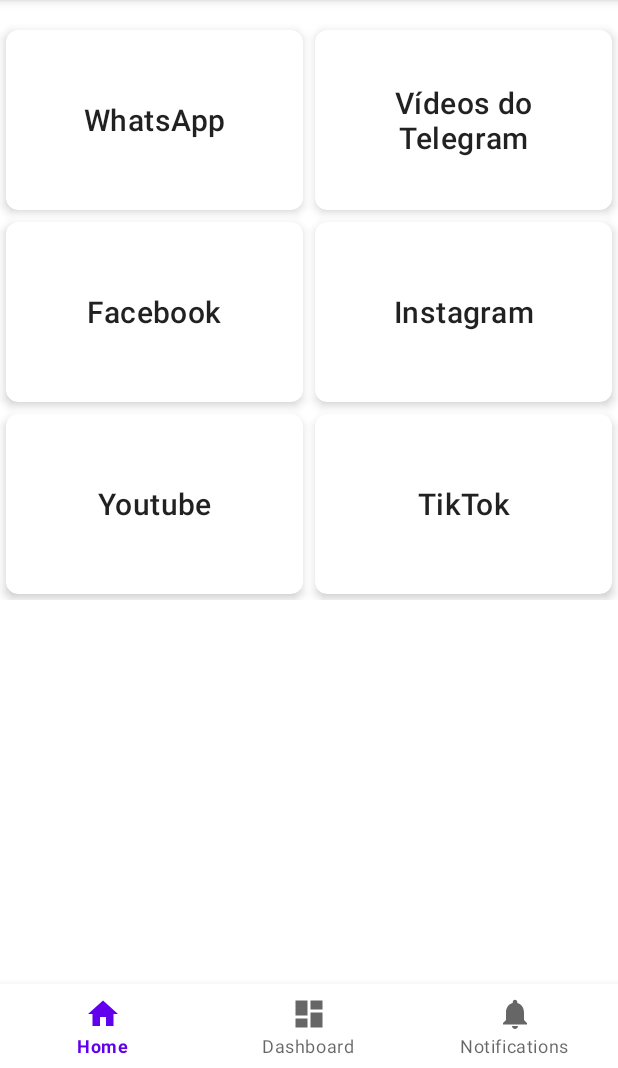
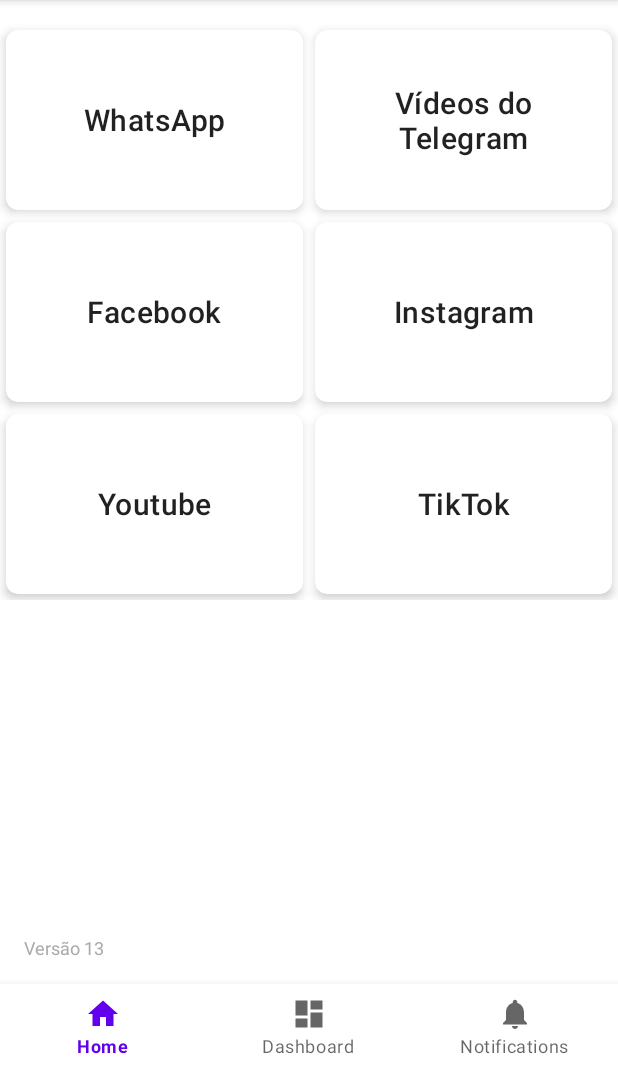
Before and after one commit to Daosilv/AnunciosAndroid, an Android app: the screen it shows after launch (MainActivity), on a phone screen of 412 x 824 dp, the part 168-1236 px from its top. Run offline under Robolectric (Android 15) with nearby library versions, the phone set to English and light mode, and no system bars; our stand-ins replace navigation-ui.

Commit message:
Versão 13: Adicionado indicador de versão centralizado na tela Home

```diff
--- a/app/src/main/res/layout/fragment_home.xml
+++ b/app/src/main/res/layout/fragment_home.xml
@@ -1,10 +1,18 @@
 <?xml version="1.0" encoding="utf-8"?>
-<ScrollView xmlns:android="http://schemas.android.com/apk/res/android"
+<androidx.constraintlayout.widget.ConstraintLayout xmlns:android="http://schemas.android.com/apk/res/android"
     xmlns:app="http://schemas.android.com/apk/res-auto"
     xmlns:tools="http://schemas.android.com/tools"
     android:layout_width="match_parent"
     android:layout_height="match_parent"
     tools:context=".ui.home.HomeFragment">
+
+<ScrollView
+    android:layout_width="match_parent"
+    android:layout_height="0dp"
+    app:layout_constraintTop_toTopOf="parent"
+    app:layout_constraintBottom_toBottomOf="parent"
+    app:layout_constraintStart_toStartOf="parent"
+    app:layout_constraintEnd_toEndOf="parent">
 
     <GridLayout
         android:layout_width="match_parent"
@@ -114,3 +122,16 @@
     </GridLayout>
 
 </ScrollView>
+
+<TextView
+    android:id="@+id/version_text"
+    android:layout_width="wrap_content"
+    android:layout_height="wrap_content"
+    android:text="@string/app_version"
+    android:textSize="12sp"
+    android:textColor="@android:color/darker_gray"
+    android:layout_margin="16dp"
+    app:layout_constraintBottom_toBottomOf="parent"
+    app:layout_constraintStart_toStartOf="parent" />
+
+</androidx.constraintlayout.widget.ConstraintLayout>
--- a/app/src/main/res/values/strings.xml
+++ b/app/src/main/res/values/strings.xml
@@ -3,4 +3,5 @@
     <string name="title_home">Home</string>
     <string name="title_dashboard">Dashboard</string>
     <string name="title_notifications">Notifications</string>
+    <string name="app_version">Versão 13</string>
 </resources>
--- a/gradle.properties
+++ b/gradle.properties
@@ -21,3 +21,6 @@ kotlin.code.style=official
 # resources declared in the library itself and none from the library's dependencies,
 # thereby reducing the size of the R class for that library
 android.nonTransitiveRClass=true
+
+# JDK Configuration
+org.gradle.java.home=C:\\Program Files\\Android\\Android Studio\\jbr
```
